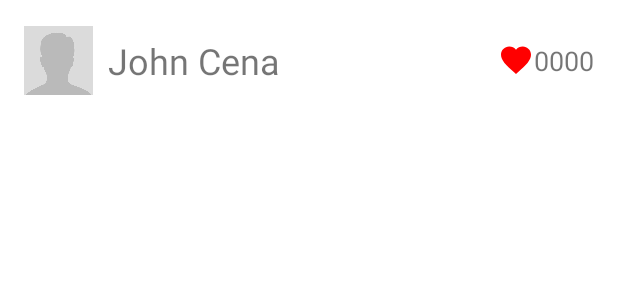
After one commit to ToastedBaguette/FinalProjectNativeMobile, an Android app: the layout card_leaderboard.xml on its own in the app's theme, with its tools: preview values and no code run, on a phone screen of 412 x 824 dp. The commit adds this screen. Shown: the top 300 px of the screen. Run offline under Robolectric (Android 15) with nearby library versions, the phone set to English and light mode, and no system bars; network calls fail.

```diff
--- a/app/src/main/java/com/ubaya/projectuasnmp/HomeFragment.kt
+++ b/app/src/main/java/com/ubaya/projectuasnmp/HomeFragment.kt
@@ -63,8 +63,6 @@ class HomeFragment : Fragment() {
                 Log.e("apiresult", it.message.toString())
             })
         q.add(stringRequest)
-
-
     }
 
     fun updateList() {
--- a/app/src/main/java/com/ubaya/projectuasnmp/LoginActivity.kt
+++ b/app/src/main/java/com/ubaya/projectuasnmp/LoginActivity.kt
@@ -21,7 +21,6 @@ class LoginActivity : AppCompatActivity() {
     override fun onCreate(savedInstanceState: Bundle?) {
         super.onCreate(savedInstanceState)
         setContentView(R.layout.activity_login)
-
         btnSignIn.setOnClickListener{
             var username = txtLoginUsername.text.toString()
             var password = txtLoginPassword.text.toString()
--- a/app/src/main/res/drawable/ic_baseline_favorite_24.xml
+++ b/app/src/main/res/drawable/ic_baseline_favorite_24.xml
@@ -1,4 +1,4 @@
-<vector android:height="24dp" android:tint="#000000"
+<vector android:height="24dp" android:tint="#FF0000"
     android:viewportHeight="24" android:viewportWidth="24"
     android:width="24dp" xmlns:android="http://schemas.android.com/apk/res/android">
     <path android:fillColor="@android:color/white" android:pathData="M12,21.35l-1.45,-1.32C5.4,15.36 2,12.28 2,8.5 2,5.42 4.42,3 7.5,3c1.74,0 3.41,0.81 4.5,2.09C13.09,3.81 14.76,3 16.5,3 19.58,3 22,5.42 22,8.5c0,3.78 -3.4,6.86 -8.55,11.54L12,21.35z"/>
--- /dev/null
+++ b/app/src/main/res/layout/card_leaderboard.xml
@@ -0,0 +1,49 @@
+<?xml version="1.0" encoding="utf-8"?>
+<androidx.constraintlayout.widget.ConstraintLayout xmlns:android="http://schemas.android.com/apk/res/android"
+    xmlns:app="http://schemas.android.com/apk/res-auto"
+    xmlns:tools="http://schemas.android.com/tools"
+    android:layout_width="match_parent"
+    android:layout_height="wrap_content">
+
+    <ImageView
+        android:id="@+id/imgLeaderboardAvatar"
+        android:layout_width="46dp"
+        android:layout_height="48dp"
+        android:layout_marginStart="16dp"
+        android:layout_marginTop="16dp"
+        android:layout_marginBottom="16dp"
+        app:layout_constraintBottom_toBottomOf="parent"
+        app:layout_constraintStart_toStartOf="parent"
+        app:layout_constraintTop_toTopOf="parent"
+        app:layout_constraintVertical_bias="0.928"
+        app:srcCompat="@drawable/default_img" />
+
+    <TextView
+        android:id="@+id/txtLeaderboardName"
+        android:layout_width="wrap_content"
+        android:layout_height="wrap_content"
+        android:layout_marginStart="10dp"
+        android:layout_marginTop="23dp"
+        android:layout_marginBottom="23dp"
+        android:text="John Cena"
+        android:textSize="24sp"
+        app:layout_constraintBottom_toBottomOf="parent"
+        app:layout_constraintStart_toEndOf="@+id/imgLeaderboardAvatar"
+        app:layout_constraintTop_toTopOf="parent" />
+
+    <TextView
+        android:id="@+id/txtLeaderboardNumLikes"
+        android:layout_width="wrap_content"
+        android:layout_height="wrap_content"
+        android:layout_marginTop="23dp"
+        android:layout_marginEnd="16dp"
+        android:layout_marginBottom="23dp"
+        android:drawableLeft="@drawable/ic_baseline_favorite_24"
+        android:text="0000"
+        android:textSize="18sp"
+        app:layout_constraintBottom_toBottomOf="parent"
+        app:layout_constraintEnd_toEndOf="parent"
+        app:layout_constraintHorizontal_bias="1.0"
+        app:layout_constraintStart_toEndOf="@+id/txtLeaderboardName"
+        app:layout_constraintTop_toTopOf="parent" />
+</androidx.constraintlayout.widget.ConstraintLayout>
```
Also changed, not shown: app/src/main/java/com/ubaya/projectuasnmp/Leaderboard.kt (added, +7 -0 lines), app/src/main/java/com/ubaya/projectuasnmp/LeaderboardAdapter.kt (added, +36 -0 lines), app/src/main/java/com/ubaya/projectuasnmp/LeaderboardFragment.kt (+48 -18 lines), app/src/main/res/layout/fragment_leaderboard.xml (+13 -12 lines).
